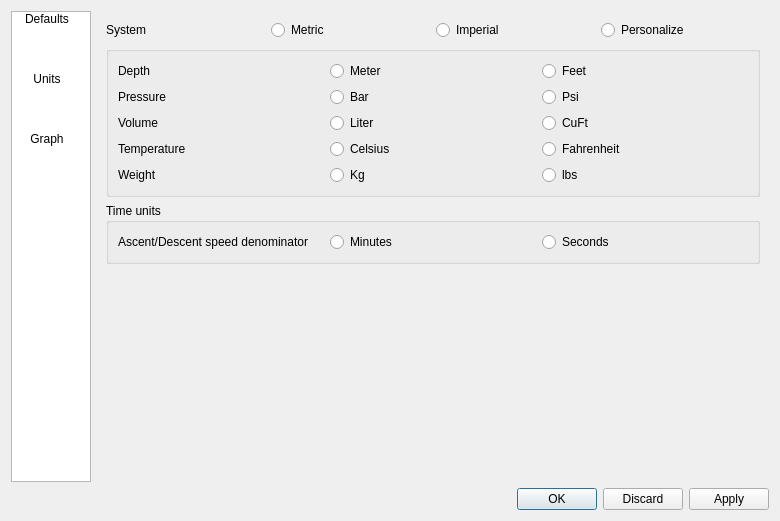
Qt form qt-ui/preferences.ui (subsurface/subsurface) before a commit.
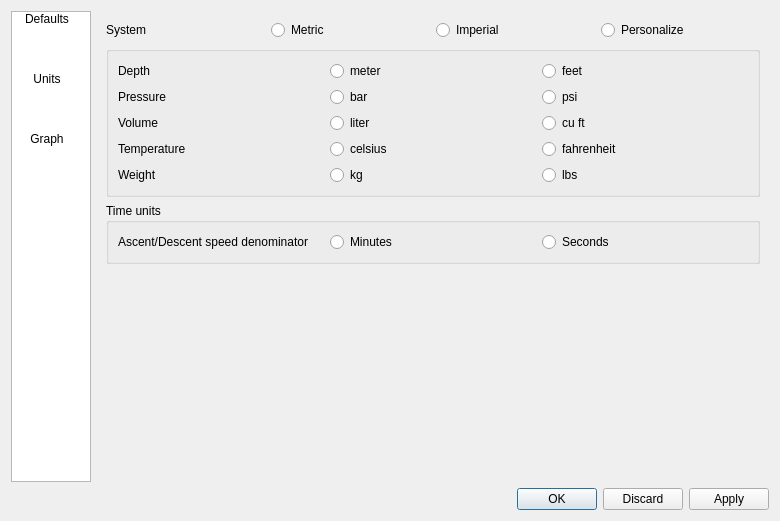
The same form after that commit. Icons and pictures are not drawn.

Commit message:
Text cleanup to amend lacking consistency
- Removed the "Visible:" header on the column selector.  It doesn't
  have to be there, and it's not in the similar equipment column selector
- PO2 --> pO₂ (and others)
- Use same initial case in the units selector in preferences

```diff
--- a/qt-ui/preferences.ui
+++ b/qt-ui/preferences.ui
@@ -301,7 +301,7 @@
             <item row="0" column="1">
              <widget class="QRadioButton" name="meter">
               <property name="text">
-               <string>Meter</string>
+	       <string>meter</string>
               </property>
               <attribute name="buttonGroup">
                <string notr="true">buttonGroup</string>
@@ -311,7 +311,7 @@
             <item row="0" column="2">
              <widget class="QRadioButton" name="feet">
               <property name="text">
-               <string>Feet</string>
+	       <string>feet</string>
               </property>
               <attribute name="buttonGroup">
                <string notr="true">buttonGroup</string>
@@ -328,7 +328,7 @@
             <item row="1" column="1">
              <widget class="QRadioButton" name="bar">
               <property name="text">
-               <string>Bar</string>
+	       <string>bar</string>
               </property>
               <attribute name="buttonGroup">
                <string notr="true">buttonGroup_2</string>
@@ -338,7 +338,7 @@
             <item row="1" column="2">
              <widget class="QRadioButton" name="psi">
               <property name="text">
-               <string>Psi</string>
+	       <string>psi</string>
               </property>
               <attribute name="buttonGroup">
                <string notr="true">buttonGroup_2</string>
@@ -355,7 +355,7 @@
             <item row="2" column="1">
              <widget class="QRadioButton" name="liter">
               <property name="text">
-               <string>Liter</string>
+	       <string>liter</string>
               </property>
               <attribute name="buttonGroup">
                <string notr="true">buttonGroup_3</string>
@@ -365,7 +365,7 @@
             <item row="2" column="2">
              <widget class="QRadioButton" name="cuft">
               <property name="text">
-               <string>CuFt</string>
+	       <string>cu ft</string>
               </property>
               <attribute name="buttonGroup">
                <string notr="true">buttonGroup_3</string>
@@ -382,7 +382,7 @@
             <item row="3" column="1">
              <widget class="QRadioButton" name="celsius">
               <property name="text">
-               <string>Celsius</string>
+	       <string>celsius</string>
               </property>
               <attribute name="buttonGroup">
                <string notr="true">buttonGroup_4</string>
@@ -392,7 +392,7 @@
             <item row="3" column="2">
              <widget class="QRadioButton" name="fahrenheit">
               <property name="text">
-               <string>Fahrenheit</string>
+	       <string>fahrenheit</string>
               </property>
               <attribute name="buttonGroup">
                <string notr="true">buttonGroup_4</string>
@@ -409,7 +409,7 @@
             <item row="4" column="1">
              <widget class="QRadioButton" name="kgs">
               <property name="text">
-               <string>Kg</string>
+	       <string>kg</string>
               </property>
               <attribute name="buttonGroup">
                <string notr="true">buttonGroup_5</string>
```
Left out of the diff: 6 changed lines with no effect on the pictures. The commit also changes 2 other files.
